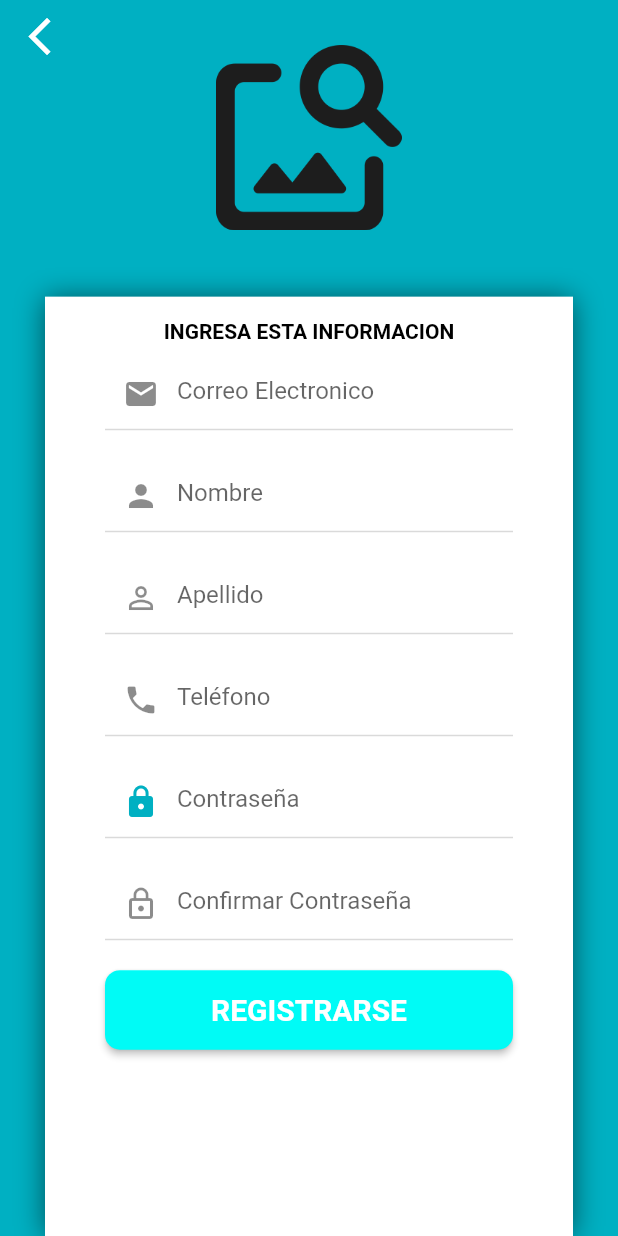
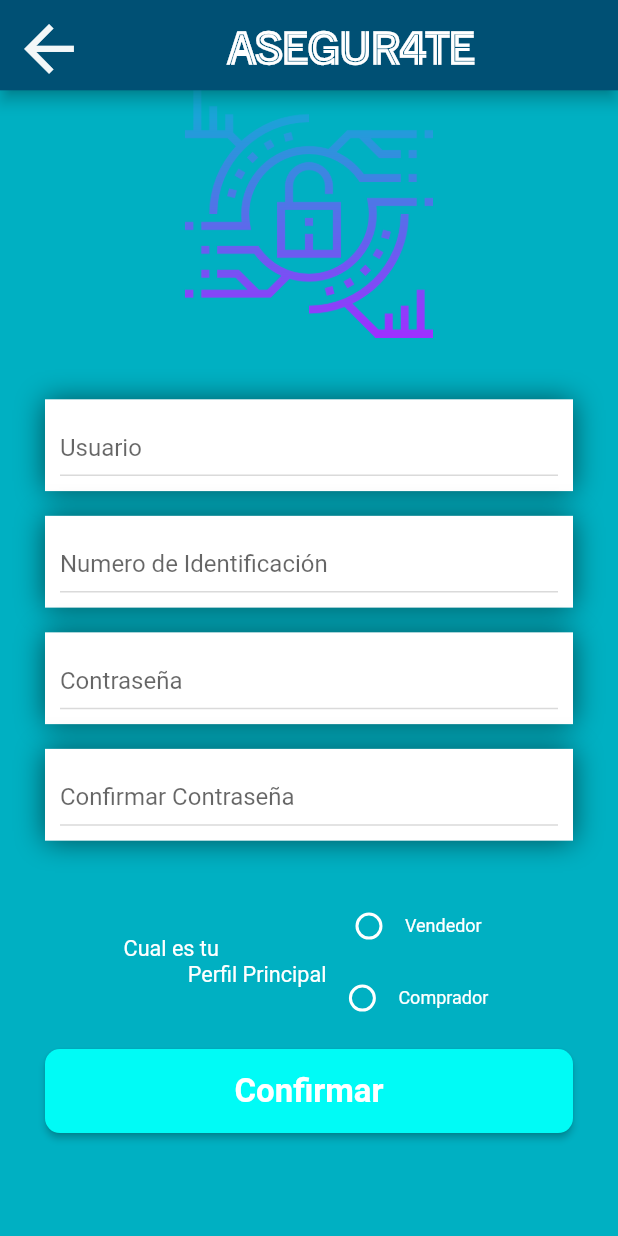
Before and after one commit to osmancadc/asegurate-app, a Flutter app: the RegisterPage screen opened by its route, on a phone screen of 412 x 824 dp. Run offline on Flutter 3.47's test engine with Material 2 defaults, Android fonts, the light colour scheme and no system bars; our stand-ins replace file_picker, get, get_storage, hexcolor, image_picker, sn_progress_dialog; missing offline and left inert: flutter_carousel_slider; accounts and stored records are empty.

Commit message:
add page register

```diff
--- a/lib/main.dart
+++ b/lib/main.dart
@@ -1,5 +1,5 @@
 import 'package:app_asegurate/pages/news/news_page_controller.dart';
-import 'package:app_asegurate/pages/register/register_page.dart';
+
 import 'package:app_asegurate/pages/settings/settings_page_controller.dart';
 import 'package:app_asegurate/utils.dart';
 import 'package:flutter/material.dart';
--- a/lib/pages/pages.dart
+++ b/lib/pages/pages.dart
@@ -10,3 +10,5 @@ export 'package:app_asegurate/pages/qualify/qualify_page.dart';
 export 'package:app_asegurate/pages/news/news_page_detail.dart';
 
 export 'package:app_asegurate/pages/profile/profile_page_edit.dart';
+
+export 'package:app_asegurate/pages/register/register_page.dart';
--- a/lib/pages/register/register_page.dart
+++ b/lib/pages/register/register_page.dart
@@ -1,23 +1,118 @@
 import 'package:app_asegurate/pages/register/register_page_controller.dart';
-import 'package:app_asegurate/utils.dart';
 import 'package:flutter/material.dart';
 import 'package:get/get.dart';
 
+import '../../utils.dart';
+
 class RegisterPage extends StatelessWidget {
   RegisterPageController con = Get.put(RegisterPageController());
-
+  RegisterPage({Key? key}) : super(key: key);
   @override
   Widget build(BuildContext context) {
     return Scaffold(
       backgroundColor: colorSecondary,
-      body: Stack(
-        children: [
-          // _backgroundCover(context),
-          _boxForm(context),
-          _buttomBack(),
+      appBar: AppBar(
+        leading: IconButton(
+          icon: Icon(
+            Icons.arrow_back,
+            color: colorFontIcon,
+            size: MediaQuery.of(context).size.width * 0.12,
+          ),
+          onPressed: () {
+            Navigator.pop(context);
+          },
+        ),
+        title: textTitle,
+        titleSpacing: 00.3,
+        centerTitle: true,
+        toolbarHeight: 60.2,
+        toolbarOpacity: 0.8,
+      ),
+      body: SingleChildScrollView(
+        child: Stack(children: [
           Column(
             children: [
-              _imageUser(context),
+              Column(
+                children: [
+                  Row(
+                    mainAxisSize: MainAxisSize.min,
+                  ),
+                  _logoImage(context),
+                  _boxFormUser(context),
+                  _boxFormIdentification(context),
+                  _boxFormPassword(context),
+                  _boxFormConfirmPassword(context),
+                  _radioButton(context),
+                  _buttomProfileEdit(context)
+                ],
+              )
+            ],
+          ),
+        ]),
+      ),
+    );
+  }
+
+  Widget _radioButton(context) {
+    RegisterPageController con = Get.put(RegisterPageController());
+    return Container(
+      margin: EdgeInsets.only(
+        top: MediaQuery.of(context).size.height * 0.04,
+        left: MediaQuery.of(context).size.width * 0.2,
+        right: MediaQuery.of(context).size.width * 0.1,
+      ),
+      child: Row(
+        children: [
+          Text(
+            '''Cual es tu
+            Perfil Principal''',
+            style: TextStyle(
+              fontSize: MediaQuery.of(context).size.width * 0.035,
+              color: colorFont,
+            ),
+          ),
+          Column(
+            children: [
+              Row(
+                children: [
+                  Obx(() => Radio(
+                        value: "seller",
+                        groupValue: con.selectedRadio.value,
+                        onChanged: (value) {
+                          con.onChangedRadio(value);
+                        },
+                        activeColor: Colors.blue.shade300,
+                        fillColor: MaterialStateProperty.all(Colors.white),
+                      )),
+                  const Text(
+                    'Vendedor',
+                    style: TextStyle(
+                      color: Colors.white,
+                      fontSize: 12,
+                    ),
+                  ),
+                ],
+              ),
+              Row(
+                children: [
+                  Obx(() => Radio(
+                        value: "buyer",
+                        groupValue: con.selectedRadio.value,
+                        onChanged: (value) {
+                          con.onChangedRadio(value);
+                        },
+                        activeColor: Colors.blue.shade300,
+                        fillColor: MaterialStateProperty.all(Colors.white),
+                      )),
+                  const Text(
+                    'Comprador',
+                    style: TextStyle(
+                      color: Colors.white,
+                      fontSize: 12,
+                    ),
+                  ),
+                ],
+              ),
             ],
           ),
         ],
@@ -25,11 +120,21 @@ class RegisterPage extends StatelessWidget {
     );
   }
 
-  Widget _boxForm(BuildContext context) {
+  Widget _logoImage(BuildContext context) {
+    return Center(
+      child: Image.asset(
+        'assets/images/logo.png',
+        width: MediaQuery.of(context).size.width * 0.6,
+        height: MediaQuery.of(context).size.height * 0.2,
+      ),
+    );
+  }
+
+  Widget _boxFormConfirmPassword(context) {
     return Container(
-      height: MediaQuery.of(context).size.height * 0.80,
+      width: double.infinity,
       margin: EdgeInsets.only(
-        top: MediaQuery.of(context).size.height * 0.24,
+        top: MediaQuery.of(context).size.height * 0.02,
         left: 30,
         right: 30,
       ),
@@ -43,183 +148,188 @@ class RegisterPage extends StatelessWidget {
           ),
         ],
       ),
-      child: SingleChildScrollView(
-        child: Column(
-          children: [
-            _textYourInfo(),
-            _textFieldEmail(),
-            _textFieldName(),
-            _textFieldLastName(),
-            _textFieldPhone(),
-            _textFieldPassword(),
-            _textFieldPasswordConfirm(),
-            _buttomRegister(context),
-          ],
+      child: Column(
+        children: [
+          _textConfirmPassword(context),
+        ],
+      ),
+    );
+  }
+
+  Widget _boxFormPassword(context) {
+    return Container(
+      width: double.infinity,
+      margin: EdgeInsets.only(
+        top: MediaQuery.of(context).size.height * 0.02,
+        left: 30,
+        right: 30,
+      ),
+      decoration: const BoxDecoration(
+        color: Colors.white,
+        boxShadow: <BoxShadow>[
+          BoxShadow(
+            color: Colors.black54,
+            blurRadius: 15,
+            offset: Offset(0, 0.75),
+          ),
+        ],
+      ),
+      child: Column(
+        children: [
+          _textPassword(context),
+        ],
+      ),
+    );
+  }
+
+  Widget _boxFormIdentification(context) {
+    return Container(
+      width: double.infinity,
+      margin: EdgeInsets.only(
+        top: MediaQuery.of(context).size.height * 0.02,
+        left: 30,
+        right: 30,
+      ),
+      decoration: const BoxDecoration(
+        color: Colors.white,
+        boxShadow: <BoxShadow>[
+          BoxShadow(
+            color: Colors.black54,
+            blurRadius: 15,
+            offset: Offset(0, 0.75),
+          ),
+        ],
+      ),
+      child: Column(
+        children: [_textIdentification(context)],
+      ),
+    );
+  }
+
+  Widget _boxFormCellPhone(context) {
+    return Container(
+      width: double.infinity,
+      margin: EdgeInsets.only(
+        top: MediaQuery.of(context).size.height * 0.02,
+        left: 30,
+        right: 30,
+      ),
+      decoration: const BoxDecoration(
+        color: Colors.white,
+        boxShadow: <BoxShadow>[
+          BoxShadow(
+            color: Colors.black54,
+            blurRadius: 15,
+            offset: Offset(0, 0.75),
+          ),
+        ],
+      ),
+      child: Column(
+        children: [_textCellPhone(context)],
+      ),
+    );
+  }
+
+  Widget _boxFormUser(context) {
+    return Container(
+      width: double.infinity,
+      margin: EdgeInsets.only(
+        top: MediaQuery.of(context).size.height * 0.05,
+        left: 30,
+        right: 30,
+      ),
+      decoration: const BoxDecoration(
+        color: Colors.white,
+        boxShadow: <BoxShadow>[
+          BoxShadow(
+            color: Colors.black54,
+            blurRadius: 15,
+            offset: Offset(0, 0.75),
+          ),
+        ],
+      ),
+      child: Column(
+        children: [_textUser(context)],
+      ),
+    );
+  }
+
+  Widget _textUser(context) {
+    return Container(
+      width: double.infinity,
+      height: MediaQuery.of(context).size.height * 0.05,
+      margin: const EdgeInsets.symmetric(horizontal: 10, vertical: 10),
+      child: TextField(
+        keyboardType: TextInputType.text,
+        decoration: const InputDecoration(
+          hintText: 'Usuario',
         ),
       ),
     );
   }
 
-  Widget _backgroundCover(BuildContext context) {
+  Widget _textCellPhone(context) {
     return Container(
       width: double.infinity,
-      height: MediaQuery.of(context).size.height * 0.42,
-      color: colorSecondary,
-    );
-  }
-
-
-  Widget _imageUser(BuildContext context) {
-    return SafeArea(
-      child: Container(
-        alignment: Alignment.topCenter,
-        margin: EdgeInsets.symmetric(vertical: 10),
-        child: GestureDetector(
-            onTap: () => con.showAlertDialog(context),
-            child: GetBuilder<RegisterPageController>(
-              builder: (value) => Container(
-                margin:
-                    EdgeInsets.only(top: 20, left: 70, right: 70, bottom: 0),
-                height: MediaQuery.of(context).size.height * 0.15,
-                child: con.imageFile == null
-                    ? Image.asset(
-                        'assets/images/no_image.png',
-                        width: MediaQuery.of(context).size.width * 0.4,
-                        height: MediaQuery.of(context).size.height * 0.2,
-                      )
-                    : Image.file(
-                        con.imageFile!,
-                        width: MediaQuery.of(context).size.width * 0.4,
-                        height: MediaQuery.of(context).size.height * 0.2,
-                      ),
-              ),
-            )),
-      ),
-    );
-  }
-
-  Widget _textYourInfo() {
-    return Container(
-      margin: const EdgeInsets.only(
-        top: 15,
-      ),
-      child: Text(
-        'INGRESA ESTA INFORMACION',
-        style: const TextStyle(
-          color: Colors.black,
-          fontWeight: FontWeight.bold,
+      height: MediaQuery.of(context).size.height * 0.05,
+      margin: const EdgeInsets.symmetric(horizontal: 10, vertical: 10),
+      child: TextField(
+        keyboardType: TextInputType.emailAddress,
+        decoration: const InputDecoration(
+          hintText: 'Numero de Celular',
         ),
       ),
     );
   }
 
-  Widget _textFieldEmail() {
+  Widget _textPassword(context) {
     return Container(
       width: double.infinity,
-      margin: EdgeInsets.symmetric(horizontal: 40, vertical: 10),
+      height: MediaQuery.of(context).size.height * 0.05,
+      margin: const EdgeInsets.symmetric(horizontal: 10, vertical: 10),
       child: TextField(
-        controller: con.emailController,
-        keyboardType: TextInputType.emailAddress,
-        decoration: InputDecoration(
-          hintText: 'Correo Electronico',
-          prefixIcon: Icon(Icons.email),
+        keyboardType: TextInputType.text,
+        decoration: const InputDecoration(
+          hintText: 'Contraseña',
         ),
       ),
     );
   }
 
-  Widget _textFieldName() {
+  Widget _textConfirmPassword(context) {
     return Container(
       width: double.infinity,
-      margin: EdgeInsets.symmetric(horizontal: 40, vertical: 10),
+      height: MediaQuery.of(context).size.height * 0.05,
+      margin: const EdgeInsets.symmetric(horizontal: 10, vertical: 10),
       child: TextField(
-        controller: con.nameController,
         keyboardType: TextInputType.text,
-        decoration: InputDecoration(
-          hintText: 'Nombre',
-          prefixIcon: Icon(
-            Icons.person,
-          ),
+        decoration: const InputDecoration(
+          hintText: 'Confirmar Contraseña',
         ),
       ),
     );
   }
 
-  Widget _textFieldLastName() {
+  Widget _textIdentification(context) {
     return Container(
       width: double.infinity,
-      margin: EdgeInsets.symmetric(horizontal: 40, vertical: 10),
+      height: MediaQuery.of(context).size.height * 0.05,
+      margin: const EdgeInsets.symmetric(horizontal: 10, vertical: 10),
       child: TextField(
-        controller: con.lastNameController,
-        keyboardType: TextInputType.text,
-        decoration: InputDecoration(
-          hintText: 'Apellido',
-          prefixIcon: Icon(
-            Icons.person_outline,
-          ),
+        keyboardType: TextInputType.number,
+        decoration: const InputDecoration(
+          hintText: 'Numero de Identificación',
         ),
       ),
     );
   }
 
-  Widget _textFieldPhone() {
+  Widget _buttomProfileEdit(BuildContext context) {
     return Container(
       width: double.infinity,
-      margin: EdgeInsets.symmetric(horizontal: 40, vertical: 10),
-      child: TextField(
-        controller: con.phoneController,
-        keyboardType: TextInputType.phone,
-        decoration: InputDecoration(
-          hintText: 'Teléfono',
-          prefixIcon: Icon(Icons.phone),
-        ),
-      ),
-    );
-  }
-
-  Widget _textFieldPassword() {
-    return Container(
-      width: double.infinity,
-      margin: EdgeInsets.symmetric(horizontal: 40, vertical: 10),
-      child: TextField(
-        controller: con.passwordController,
-        obscureText: true,
-        keyboardType: TextInputType.visiblePassword,
-        decoration: InputDecoration(
-          hintText: 'Contraseña',
-          prefixIcon: Icon(
-            Icons.lock,
-            color: colorSecondary,
-          ),
-        ),
-      ),
-    );
-  }
-
-  Widget _textFieldPasswordConfirm() {
-    return Container(
-      width: double.infinity,
-      margin: EdgeInsets.symmetric(horizontal: 40, vertical: 10),
-      child: TextField(
-        controller: con.passwordConfirmController,
-        obscureText: true,
-        keyboardType: TextInputType.visiblePassword,
-        decoration: InputDecoration(
-          hintText: 'Confirmar Contraseña',
-          prefixIcon: Icon(
-            Icons.lock_outline,
-          ),
-        ),
-      ),
-    );
-  }
-
-  Widget _buttomRegister(BuildContext context) {
-    return Container(
-      width: double.infinity,
-      margin: EdgeInsets.symmetric(horizontal: 40, vertical: 10),
+      margin: EdgeInsets.symmetric(horizontal: 30, vertical: 10),
       child: ElevatedButton(
-        onPressed: () => con.register(context),
+        onPressed: () {},
         style: ElevatedButton.styleFrom(
           shape: RoundedRectangleBorder(
             borderRadius: BorderRadius.circular(10),
@@ -227,28 +337,12 @@ class RegisterPage extends StatelessWidget {
           primary: colorOnPrimaryVariant,
           padding: EdgeInsets.symmetric(vertical: 15),
         ),
-        child: Text(
-          'REGISTRARSE',
+        child: const Text(
+          'Confirmar',
           style: TextStyle(
             color: Colors.white,
             fontWeight: FontWeight.bold,
-            fontSize: 20,
-          ),
-        ),
-      ),
-    );
-  }
-
-  Widget _buttomBack() {
-    return SafeArea(
-      child: Container(
-        margin: EdgeInsets.only(left: 10),
-        child: IconButton(
-          onPressed: () => Get.back(),
-          icon: Icon(
-            Icons.arrow_back_ios,
-            size: 30,
-            color: Colors.white,
+            fontSize: 22,
           ),
         ),
       ),
--- a/lib/pages/register/register_page_controller.dart
+++ b/lib/pages/register/register_page_controller.dart
@@ -1,141 +1,50 @@
+import 'package:flutter/material.dart';
 import 'package:get/get.dart';
-import 'dart:io';
-import 'dart:convert';
-import 'package:flutter/material.dart';
-import 'package:image_picker/image_picker.dart';
-import 'package:get/get.dart';
-import 'package:sn_progress_dialog/sn_progress_dialog.dart';
+
+import '../../utils.dart';
 
 class RegisterPageController extends GetxController {
-  TextEditingController emailController = TextEditingController();
-  TextEditingController nameController = TextEditingController();
-  TextEditingController lastNameController = TextEditingController();
-  TextEditingController phoneController = TextEditingController();
-  TextEditingController passwordConfirmController = TextEditingController();
-  TextEditingController passwordController = TextEditingController();
-
-  ImagePicker picker = ImagePicker();
-  File? imageFile;
-
-  void gotoRegisterPage() {
-    Get.toNamed('/register');
-  }
-
-  void register(BuildContext context) async {
-    String email = emailController.text.trim();
-    String name = nameController.text;
-    String lastname = lastNameController.text;
-    String phone = phoneController.text.trim();
-    String password = passwordController.text.trim();
-    String passwordConfirm = passwordConfirmController.text.trim();
-
-    print('Password: ${password}');
-    print('Email:  ${email}');
-
-    if (isvalidForm(
-      email,
-      password,
-      name,
-      lastname,
-      phone,
-      passwordConfirm,
-    )) {
-      ProgressDialog progressDialog = ProgressDialog(context: context);
-      progressDialog.show(max: 100, msg: 'Registrando Datos...');
-    }
-  }
-
-  void gotoRolesPage() {
-    Get.offNamedUntil('/client/products/list', (route) => false);
+  TextEditingController textIdentification = TextEditingController();
+  var selectedRadio = "".obs;
+  onChangedRadio(var value) {
+    selectedRadio.value = value;
   }
 
   bool isvalidForm(
-    String email,
-    String password,
-    String name,
-    String lastName,
-    String phone,
-    String confirmPassword,
+    String textIdentification,
+
   ) {
-    if (email.isEmpty) {
-      Get.snackbar('formulario no valido ', 'Debes ingresar el Email');
+    if (textIdentification.isEmpty) {
+      Get.snackbar('formulario no valido ',
+          'Debes ingresar un numero de cedula o Celular',
+          snackPosition: SnackPosition.BOTTOM,
+          backgroundColor: Colors.green,
+          colorText: Colors.white);
     }
-    if (!GetUtils.isEmail(email)) {
-      Get.snackbar('Formulario no valido', 'El Email no es Valido');
-      return false;
-    }
-    if (name.isEmpty) {
-      Get.snackbar('formulario no valido ', 'Debes ingresar  Nombre');
-    }
-    if (lastName.isEmpty) {
-      Get.snackbar('formulario no valido ', 'Debes ingresar Apellido');
-    }
-    if (phone.isEmpty) {
-      Get.snackbar(
-          'formulario no valido ', 'Debes ingresar Número de Teléfono');
-    }
-    if (email.isEmpty) {
-      Get.snackbar('formulario no valido ', 'Debes ingresar el Email');
-    }
-
-    if (confirmPassword.isEmpty) {
-      Get.snackbar(
-          'formaulrio no valido', 'Debe Ingresar Confirmacion de Contraseña');
-    }
-    if (password != confirmPassword) {
-      Get.snackbar('formulario no valido ', 'Las Contraseñas no coinciden');
-    }
-
-    if (imageFile == null) {
-      Get.snackbar(
-          'Formulario no valido', 'Debes Seleccionar una imagen de perfil');
+    if (selectedRadio.value == "") {
+      Get.snackbar('formulario no valido ', 'Debes seleccionar una opcion',
+          snackPosition: SnackPosition.BOTTOM,
+          backgroundColor: Colors.green,
+          colorText: Colors.white);
+          print(selectedRadio.value );
     }
 
     return true;
   }
+}
 
-  Future selectImage(ImageSource imageSource) async {
-    XFile? image = await picker.pickImage(source: imageSource);
-    if (image != null) {
-      imageFile = File(image.path);
-      update();
-    }
-  }
+void register(BuildContext context) async {
+  String textIdentification =
+      Get.find<RegisterPageController>().textIdentification.text;
+  if (Get.find<RegisterPageController>().isvalidForm(textIdentification)) {
+    Get.find<RegisterPageController>().selectedRadio.value;
+    Get.find<RegisterPageController>().textIdentification.text;
+    Get.find<RegisterPageController>().textIdentification.clear();
+    Get.back();
 
-  void showAlertDialog(BuildContext context) {
-    Widget galleryButton = ElevatedButton(
-      onPressed: () {
-        Get.back();
-        selectImage(ImageSource.gallery);
-      },
-      child: Text(
-        'GALERIA',
-        style: TextStyle(color: Colors.black),
-      ),
-    );
-    Widget cameraButton = ElevatedButton(
-      onPressed: () {
-        Get.back();
-        selectImage(ImageSource.camera);
-      },
-      child: Text(
-        'CAMARA',
-        style: TextStyle(color: Colors.black),
-      ),
-    );
-
-    AlertDialog alertDialog = AlertDialog(
-      title: Text('Selecciona una opcion'),
-      actions: [
-        galleryButton,
-        cameraButton,
-      ],
-    );
-    showDialog(
-      context: context,
-      builder: (BuildContext context) {
-        return alertDialog;
-      },
-    );
+    print('formulario valido' +
+        textIdentification +
+        ' ' +
+        Get.find<RegisterPageController>().selectedRadio.value);
   }
 }
--- /dev/null
+++ b/lib/pages/register/register_page_controller2.dart
@@ -0,0 +1,141 @@
+import 'package:get/get.dart';
+import 'dart:io';
+import 'dart:convert';
+import 'package:flutter/material.dart';
+import 'package:image_picker/image_picker.dart';
+import 'package:get/get.dart';
+import 'package:sn_progress_dialog/sn_progress_dialog.dart';
+
+class RegisterPageController extends GetxController {
+  TextEditingController emailController = TextEditingController();
+  TextEditingController nameController = TextEditingController();
+  TextEditingController lastNameController = TextEditingController();
+  TextEditingController phoneController = TextEditingController();
+  TextEditingController passwordConfirmController = TextEditingController();
+  TextEditingController passwordController = TextEditingController();
+
+  ImagePicker picker = ImagePicker();
+  File? imageFile;
+
+  void gotoRegisterPage() {
+    Get.toNamed('/register');
+  }
+
+  void register(BuildContext context) async {
+    String email = emailController.text.trim();
+    String name = nameController.text;
+    String lastname = lastNameController.text;
+    String phone = phoneController.text.trim();
+    String password = passwordController.text.trim();
+    String passwordConfirm = passwordConfirmController.text.trim();
+
+    print('Password: ${password}');
+    print('Email:  ${email}');
+
+    if (isvalidForm(
+      email,
+      password,
+      name,
+      lastname,
+      phone,
+      passwordConfirm,
+    )) {
+      ProgressDialog progressDialog = ProgressDialog(context: context);
+      progressDialog.show(max: 100, msg: 'Registrando Datos...');
+    }
+  }
+
+  void gotoRolesPage() {
+    Get.offNamedUntil('/client/products/list', (route) => false);
+  }
+
+  bool isvalidForm(
+    String email,
+    String password,
+    String name,
+    String lastName,
+    String phone,
+    String confirmPassword,
+  ) {
+    if (email.isEmpty) {
+      Get.snackbar('formulario no valido ', 'Debes ingresar el Email');
+    }
+    if (!GetUtils.isEmail(email)) {
+      Get.snackbar('Formulario no valido', 'El Email no es Valido');
+      return false;
+    }
+    if (name.isEmpty) {
+      Get.snackbar('formulario no valido ', 'Debes ingresar  Nombre');
+    }
+    if (lastName.isEmpty) {
+      Get.snackbar('formulario no valido ', 'Debes ingresar Apellido');
+    }
+    if (phone.isEmpty) {
+      Get.snackbar(
+          'formulario no valido ', 'Debes ingresar Número de Teléfono');
+    }
+    if (email.isEmpty) {
+      Get.snackbar('formulario no valido ', 'Debes ingresar el Email');
+    }
+
+    if (confirmPassword.isEmpty) {
+      Get.snackbar(
+          'formaulrio no valido', 'Debe Ingresar Confirmacion de Contraseña');
+    }
+    if (password != confirmPassword) {
+      Get.snackbar('formulario no valido ', 'Las Contraseñas no coinciden');
+    }
+
+    if (imageFile == null) {
+      Get.snackbar(
+          'Formulario no valido', 'Debes Seleccionar una imagen de perfil');
+    }
+
+    return true;
+  }
+
+  Future selectImage(ImageSource imageSource) async {
+    XFile? image = await picker.pickImage(source: imageSource);
+    if (image != null) {
+      imageFile = File(image.path);
+      update();
+    }
+  }
+
+  void showAlertDialog(BuildContext context) {
+    Widget galleryButton = ElevatedButton(
+      onPressed: () {
+        Get.back();
+        selectImage(ImageSource.gallery);
+      },
+      child: Text(
+        'GALERIA',
+        style: TextStyle(color: Colors.black),
+      ),
+    );
+    Widget cameraButton = ElevatedButton(
+      onPressed: () {
+        Get.back();
+        selectImage(ImageSource.camera);
+      },
+      child: Text(
+        'CAMARA',
+        style: TextStyle(color: Colors.black),
+      ),
+    );
+
+    AlertDialog alertDialog = AlertDialog(
+      title: Text('Selecciona una opcion'),
+      actions: [
+        galleryButton,
+        cameraButton,
+      ],
+    );
+    showDialog(
+      context: context,
+      builder: (BuildContext context) {
+        return alertDialog;
+      },
+    );
+  }
+}
```
